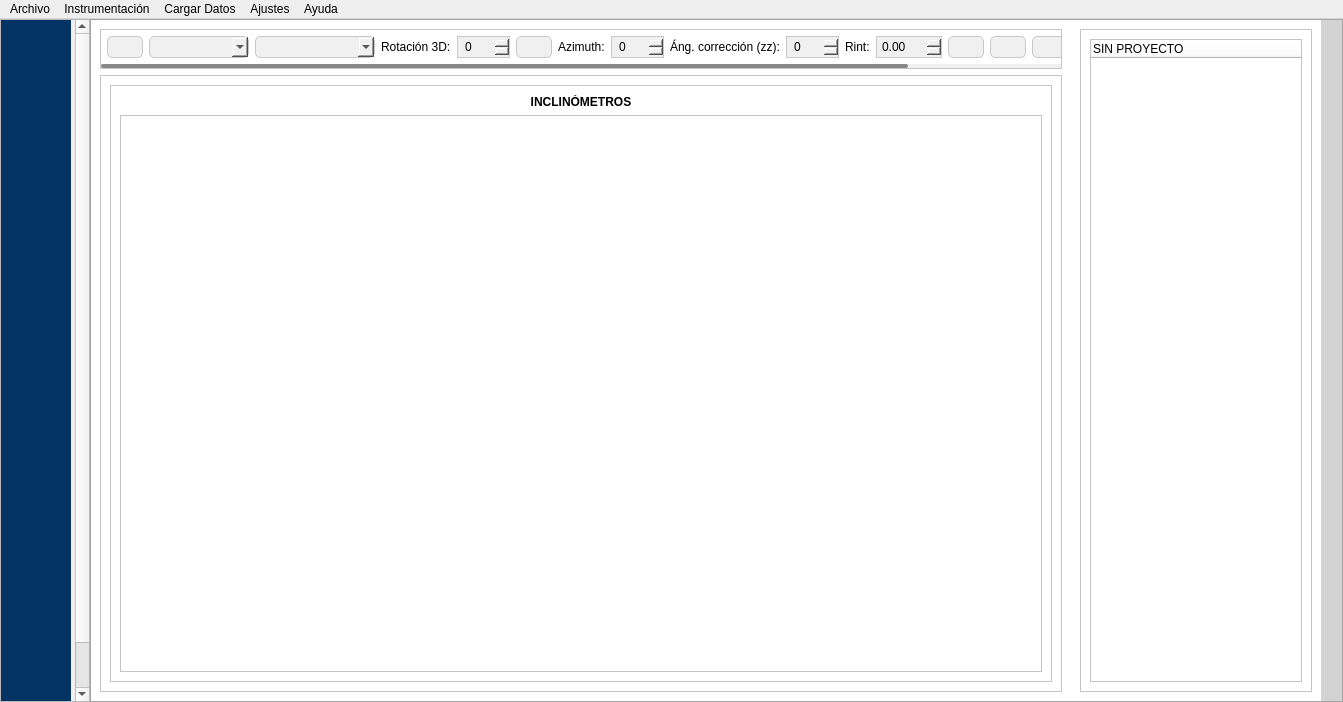
First picture: the form in ui/principal.ui, repository ivanrv23/E-Monitoring-SqlServer, before the edit.
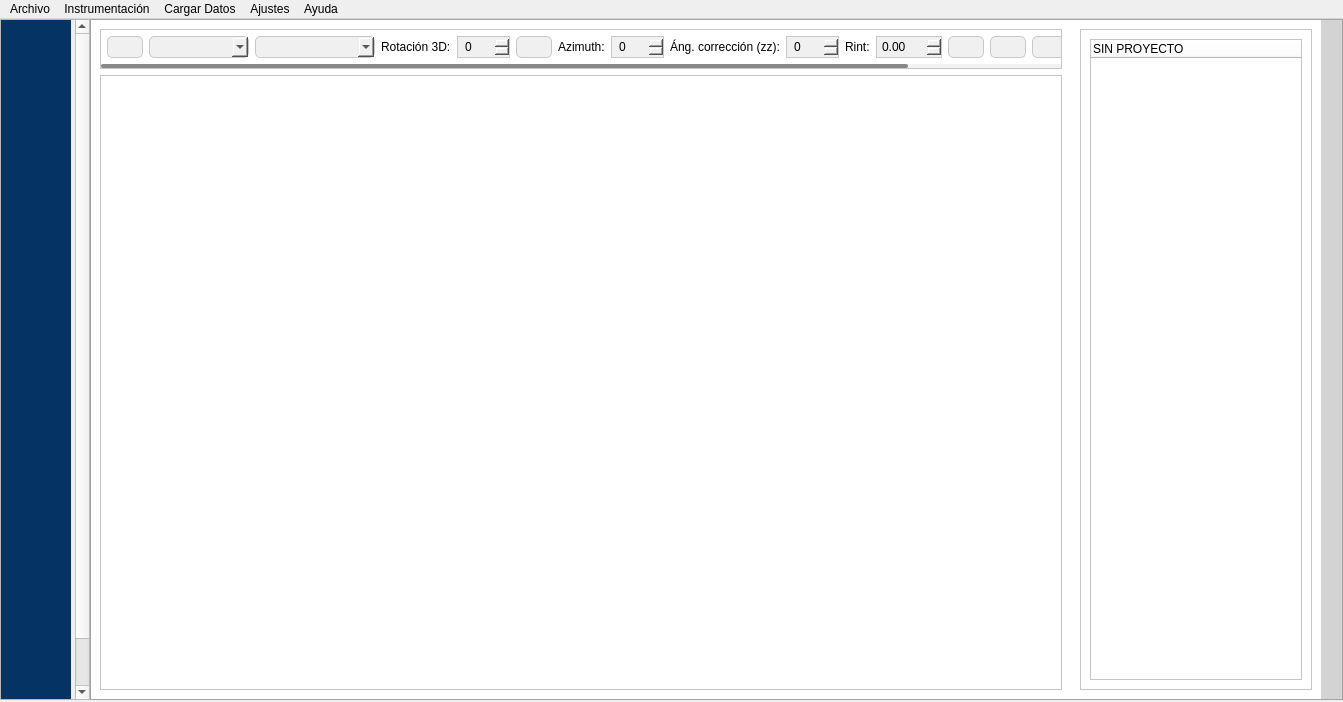
Second picture: the form after the edit. The open tabs and pages were chosen to show the change.

```diff
--- a/ui/principal.ui
+++ b/ui/principal.ui
@@ -23,24 +23,15 @@
    <property name="styleSheet">
     <string notr="true"/>
    </property>
-   <layout class="QHBoxLayout" name="horizontalLayout" stretch="0,0">
-    <property name="spacing">
-     <number>0</number>
-    </property>
-    <property name="leftMargin">
-     <number>0</number>
-    </property>
-    <property name="topMargin">
-     <number>0</number>
-    </property>
-    <property name="rightMargin">
-     <number>0</number>
-    </property>
-    <property name="bottomMargin">
-     <number>0</number>
-    </property>
-    <item>
      <widget class="QScrollArea" name="scrollArea">
+    <property name="geometry">
+     <rect>
+      <x>0</x>
+      <y>0</y>
+      <width>90</width>
+      <height>681</height>
+     </rect>
+    </property>
       <property name="sizePolicy">
        <sizepolicy hsizetype="Expanding" vsizetype="Expanding">
         <horstretch>0</horstretch>
@@ -537,9 +528,15 @@
        </layout>
       </widget>
      </widget>
-    </item>
-    <item>
      <widget class="QFrame" name="frame_menu_proyectos">
+    <property name="geometry">
+     <rect>
+      <x>90</x>
+      <y>0</y>
+      <width>1253</width>
+      <height>681</height>
+     </rect>
+    </property>
       <property name="styleSheet">
        <string notr="true"> background-color: rgb(211, 211, 211);</string>
       </property>
@@ -2893,62 +2890,26 @@
                 <height>613</height>
                </rect>
               </property>
-              <layout class="QVBoxLayout" name="verticalLayout_11">
-               <item>
-                <widget class="QFrame" name="frame_8">
-                 <property name="frameShape">
-                  <enum>QFrame::StyledPanel</enum>
-                 </property>
-                 <property name="frameShadow">
-                  <enum>QFrame::Raised</enum>
-                 </property>
-                 <layout class="QVBoxLayout" name="verticalLayout_10">
-                  <item>
-                   <widget class="QLabel" name="label_3">
-                    <property name="font">
-                     <font>
-                      <weight>75</weight>
-                      <bold>true</bold>
-                     </font>
-                    </property>
-                    <property name="text">
-                     <string>INCLINÓMETROS</string>
-                    </property>
-                    <property name="alignment">
-                     <set>Qt::AlignCenter</set>
-                    </property>
-                   </widget>
-                  </item>
-                  <item>
-                   <widget class="QScrollArea" name="scrollArea_9">
-                    <property name="widgetResizable">
-                     <bool>true</bool>
-                    </property>
-                    <widget class="QWidget" name="scrollAreaWidgetContents_5">
-                     <property name="geometry">
-                      <rect>
-                       <x>0</x>
-                       <y>0</y>
-                       <width>912</width>
-                       <height>554</height>
-                      </rect>
-                     </property>
-                     <property name="sizePolicy">
-                      <sizepolicy hsizetype="MinimumExpanding" vsizetype="MinimumExpanding">
-                       <horstretch>0</horstretch>
-                       <verstretch>0</verstretch>
-                      </sizepolicy>
-                     </property>
-                     <property name="minimumSize">
-                      <size>
-                       <width>902</width>
-                       <height>538</height>
-                      </size>
-                     </property>
                      <layout class="QHBoxLayout" name="horizontalLayout_3" stretch="1,1">
                       <item>
                        <widget class="QWidget" name="widget_grafica_inclinoizquierda" native="true">
                         <property name="sizePolicy">
+                <sizepolicy hsizetype="Preferred" vsizetype="Preferred">
+                 <horstretch>0</horstretch>
+                 <verstretch>0</verstretch>
+                </sizepolicy>
+               </property>
+               <property name="minimumSize">
+                <size>
+                 <width>0</width>
+                 <height>0</height>
+                </size>
+               </property>
+              </widget>
+             </item>
+             <item>
+              <widget class="QWidget" name="widget_grafica_inclinoderecha" native="true">
+               <property name="sizePolicy">
                          <sizepolicy hsizetype="MinimumExpanding" vsizetype="MinimumExpanding">
                           <horstretch>0</horstretch>
                           <verstretch>0</verstretch>
@@ -2962,29 +2923,6 @@
                         </property>
                        </widget>
                       </item>
-                      <item>
-                       <widget class="QWidget" name="widget_grafica_inclinoderecha" native="true">
-                        <property name="sizePolicy">
-                         <sizepolicy hsizetype="Preferred" vsizetype="Preferred">
-                          <horstretch>0</horstretch>
-                          <verstretch>0</verstretch>
-                         </sizepolicy>
-                        </property>
-                        <property name="minimumSize">
-                         <size>
-                          <width>0</width>
-                          <height>0</height>
-                         </size>
-                        </property>
-                       </widget>
-                      </item>
-                     </layout>
-                    </widget>
-                   </widget>
-                  </item>
-                 </layout>
-                </widget>
-               </item>
               </layout>
              </widget>
             </widget>
@@ -9219,7 +9157,7 @@
                  <rect>
                   <x>0</x>
                   <y>0</y>
-                  <width>89</width>
+                <width>98</width>
                   <height>89</height>
                  </rect>
                 </property>
@@ -9556,8 +9494,6 @@
        </item>
       </layout>
      </widget>
-    </item>
-   </layout>
   </widget>
   <widget class="QMenuBar" name="menubar">
    <property name="geometry">
```
Left out of the diff: 678 changed lines with no effect on the pictures. Lines whose indentation alone changed are shown as unchanged.
